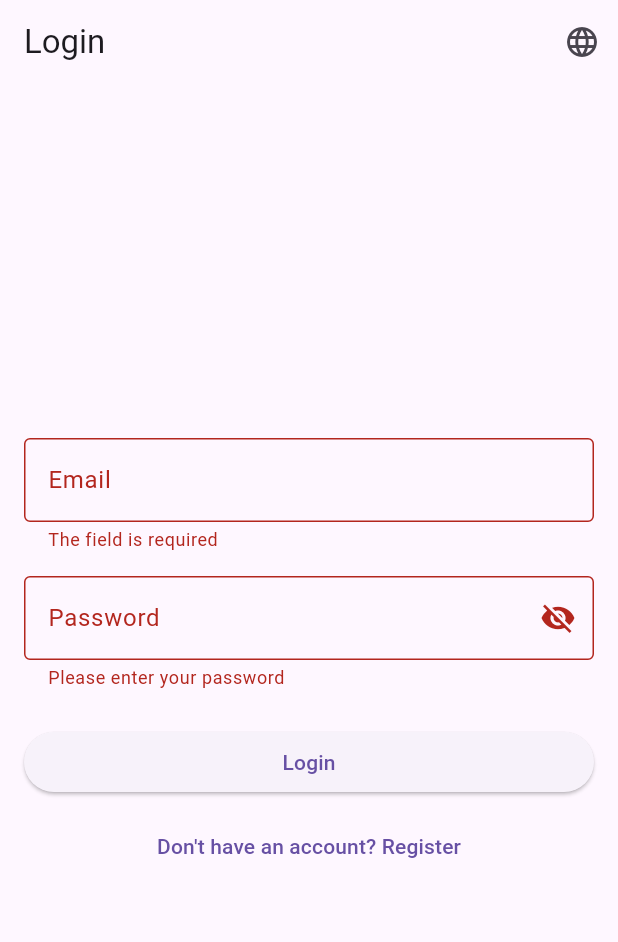
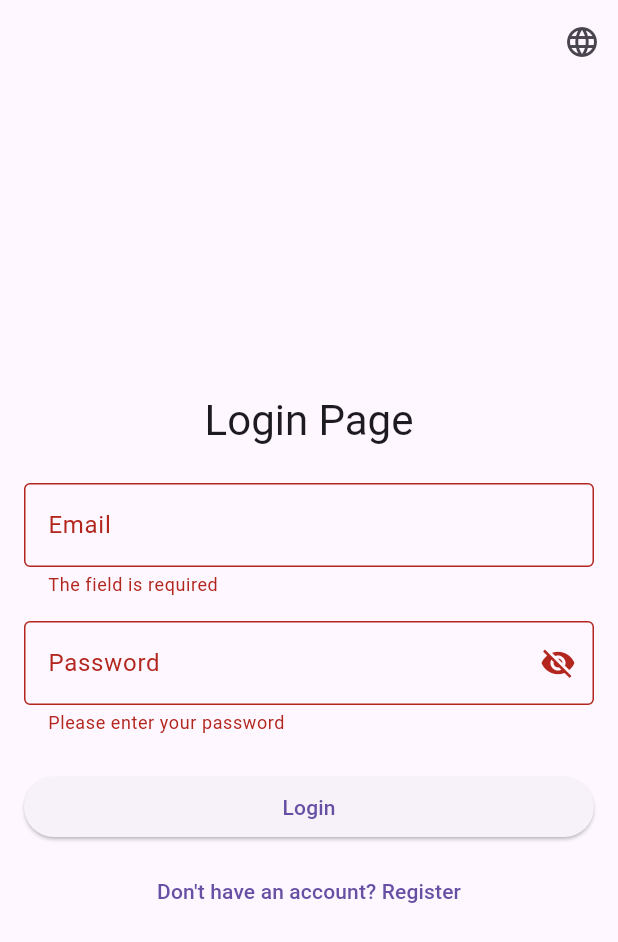
Before and after one commit to FadhilAlif/storyapp-dicoding, a Flutter app: the RegisterPage screen opened by its route, after a tap on "Register", after a tap on "Already have an account? Login", after a tap on "Login", on a phone screen of 412 x 824 dp. Shown: the top 942 px of the screen. Run offline on Flutter 3.47's test engine with Material 3 defaults, Android fonts, the phone set to English and light mode, and no system bars; our stand-ins replace easy_localization, form_validator, go_router, image_picker, shared_preferences; accounts and stored records are empty; network calls fail.

Commit message:
Add translations for login page and improve code formatting - Added "login_page" key to English and Indonesian translation files. - Refactored API service methods for better readability. - Simplified constructors in response model classes. - Enhanced the login and register page logic for better maintainability. - Improved formatting and structure in various files for consistency.

```diff
--- a/assets/translations/en.json
+++ b/assets/translations/en.json
@@ -1,6 +1,7 @@
 {
   "app_title": "Story App",
   "login_title": "Login",
+  "login_page": "Login Page",
   "register_title": "Register",
   "home_title": "Stories",
   "detail_title": "Story Detail",
--- a/assets/translations/id.json
+++ b/assets/translations/id.json
@@ -1,6 +1,7 @@
 {
   "app_title": "Aplikasi Cerita",
   "login_title": "Masuk",
+  "login_page": "Halaman Masuk",
   "register_title": "Daftar",
   "home_title": "Daftar Cerita",
   "detail_title": "Detail Cerita",
--- a/lib/data/model/add_story_response.dart
+++ b/lib/data/model/add_story_response.dart
@@ -2,14 +2,8 @@ class AddStoryResponse {
   final bool error;
   final String message;
 
-  AddStoryResponse({
-    required this.error,
-    required this.message,
-  });
+  AddStoryResponse({required this.error, required this.message});
 
   factory AddStoryResponse.fromJson(Map<String, dynamic> json) =>
-      AddStoryResponse(
-        error: json["error"],
-        message: json["message"],
-      );
+      AddStoryResponse(error: json["error"], message: json["message"]);
 }
--- a/lib/data/model/login_response.dart
+++ b/lib/data/model/login_response.dart
@@ -3,13 +3,10 @@ class LoginResponse {
   final String message;
   final LoginResult? loginResult;
 
-  LoginResponse({
-    required this.error,
-    required this.message,
-    this.loginResult,
-  });
+  LoginResponse({required this.error, required this.message, this.loginResult});
 
-  factory LoginResponse.fromJson(Map<String, dynamic> json) => LoginResponse(
+  factory LoginResponse.fromJson(Map<String, dynamic> json) {
+    return LoginResponse(
       error: json["error"],
       message: json["message"],
       loginResult: json["loginResult"] != null
@@ -17,21 +14,20 @@ class LoginResponse {
           : null,
     );
   }
+}
 
 class LoginResult {
   final String userId;
   final String name;
   final String token;
 
-  LoginResult({
-    required this.userId,
-    required this.name,
-    required this.token,
-  });
+  LoginResult({required this.userId, required this.name, required this.token});
 
-  factory LoginResult.fromJson(Map<String, dynamic> json) => LoginResult(
+  factory LoginResult.fromJson(Map<String, dynamic> json) {
+    return LoginResult(
       userId: json["userId"],
       name: json["name"],
       token: json["token"],
     );
   }
+}
--- a/lib/data/model/register_response.dart
+++ b/lib/data/model/register_response.dart
@@ -2,14 +2,8 @@ class RegisterResponse {
   final bool error;
   final String message;
 
-  RegisterResponse({
-    required this.error,
-    required this.message,
-  });
+  RegisterResponse({required this.error, required this.message});
 
   factory RegisterResponse.fromJson(Map<String, dynamic> json) =>
-      RegisterResponse(
-        error: json["error"],
-        message: json["message"],
-      );
+      RegisterResponse(error: json["error"], message: json["message"]);
 }
--- a/lib/data/model/story_response.dart
+++ b/lib/data/model/story_response.dart
@@ -11,10 +11,13 @@ class StoryResponse {
     required this.listStory,
   });
 
-  factory StoryResponse.fromJson(Map<String, dynamic> json) => StoryResponse(
-        error: json["error"],
-        message: json["message"],
-        listStory:
-            List<Story>.from(json["listStory"].map((x) => Story.fromJson(x))),
-      );
+  factory StoryResponse.fromJson(Map<String, dynamic> json) {
+    return StoryResponse(
+      error: json["error"],
+      message: json["message"],
+      listStory: List<Story>.from(
+        json["listStory"].map((x) => Story.fromJson(x)),
+      ),
+    );
+  }
 }
--- a/lib/pages/login_page.dart
+++ b/lib/pages/login_page.dart
@@ -26,13 +26,27 @@ class _LoginPageState extends State<LoginPage> {
     super.dispose();
   }
 
+  Future<void> _login(AuthProvider authProvider) async {
+    if (_formKey.currentState!.validate()) {
+      final result = await authProvider.login(
+        _emailController.text,
+        _passwordController.text,
+      );
+
+      if (mounted) {
+        if (!result) {
+          ScaffoldMessenger.of(context)
+            ..hideCurrentSnackBar()
+            ..showSnackBar(SnackBar(content: Text(authProvider.message)));
+        }
+      }
+    }
+  }
+
   @override
   Widget build(BuildContext context) {
     return Scaffold(
-      appBar: AppBar(
-        title: Text(tr('login_title')),
-        actions: const [LanguageSwitcherWidget()],
-      ),
+      appBar: AppBar(actions: const [LanguageSwitcherWidget()]),
       body: Center(
         child: SingleChildScrollView(
           padding: const EdgeInsets.all(16.0),
@@ -42,6 +56,12 @@ class _LoginPageState extends State<LoginPage> {
               mainAxisAlignment: MainAxisAlignment.center,
               crossAxisAlignment: CrossAxisAlignment.stretch,
               children: [
+                Text(
+                  tr('login_page'),
+                  style: Theme.of(context).textTheme.headlineMedium,
+                  textAlign: TextAlign.center,
+                ),
+                const SizedBox(height: 24),
                 TextFormField(
                   controller: _emailController,
                   decoration: InputDecoration(
@@ -85,30 +105,9 @@ class _LoginPageState extends State<LoginPage> {
                     return ElevatedButton(
                       onPressed: authProvider.isLoading
                           ? null
-                          : () async {
-                              if (_formKey.currentState!.validate()) {
-                                final result = await authProvider.login(
-                                  _emailController.text,
-                                  _passwordController.text,
-                                );
-
-                                if (mounted) {
-                                  if (!result) {
-                                    ScaffoldMessenger.of(context)
-                                      ..hideCurrentSnackBar()
-                                      ..showSnackBar(
-                                        SnackBar(
-                                          content: Text(authProvider.message),
-                                        ),
-                                      );
-                                  }
-                                }
-                              }
-                            },
+                          : () => _login(authProvider),
                       child: authProvider.isLoading
-                          ? const CircularProgressIndicator(
-                              color: Colors.white,
-                            )
+                          ? const CircularProgressIndicator(color: Colors.white)
                           : Text(tr('login_button')),
                     );
                   },
--- a/lib/pages/register_page.dart
+++ b/lib/pages/register_page.dart
@@ -26,6 +26,25 @@ class _RegisterPageState extends State<RegisterPage> {
     _emailController.dispose();
     _passwordController.dispose();
     super.dispose();
+  }
+
+  Future<void> _register(AuthProvider authProvider) async {
+    if (_formKey.currentState!.validate()) {
+      final result = await authProvider.register(
+        _nameController.text,
+        _emailController.text,
+        _passwordController.text,
+      );
+
+      if (mounted) {
+        ScaffoldMessenger.of(context)
+          ..hideCurrentSnackBar()
+          ..showSnackBar(SnackBar(content: Text(authProvider.message)));
+        if (result) {
+          context.go('/login');
+        }
+      }
+    }
   }
 
   @override
@@ -98,32 +117,9 @@ class _RegisterPageState extends State<RegisterPage> {
                     return ElevatedButton(
                       onPressed: authProvider.isLoading
                           ? null
-                          : () async {
-                              if (_formKey.currentState!.validate()) {
-                                final result = await authProvider.register(
-                                  _nameController.text,
-                                  _emailController.text,
-                                  _passwordController.text,
-                                );
-
-                                if (mounted) {
-                                  ScaffoldMessenger.of(context)
-                                    ..hideCurrentSnackBar()
-                                    ..showSnackBar(
-                                      SnackBar(
-                                        content: Text(authProvider.message),
-                                      ),
-                                    );
-                                  if (result) {
-                                    context.go('/login');
-                                  }
-                                }
-                              }
-                            },
+                          : () => _register(authProvider),
                       child: authProvider.isLoading
-                          ? const CircularProgressIndicator(
-                              color: Colors.white,
-                            )
+                          ? const CircularProgressIndicator(color: Colors.white)
                           : Text(tr('register_button')),
                     );
                   },
```
Also changed, not shown: lib/api/api_service.dart (+13 -13 lines), lib/pages/add_story_page.dart (+40 -36 lines), lib/pages/home_page.dart (+9 -9 lines), lib/pages/story_detail_page.dart (+6 -3 lines), lib/providers/story_provider.dart (+5 -2 lines), lib/router/app_router.dart (+4 -6 lines), lib/data/model/story.dart (indentation only). Lines whose indentation alone changed are shown as unchanged.
